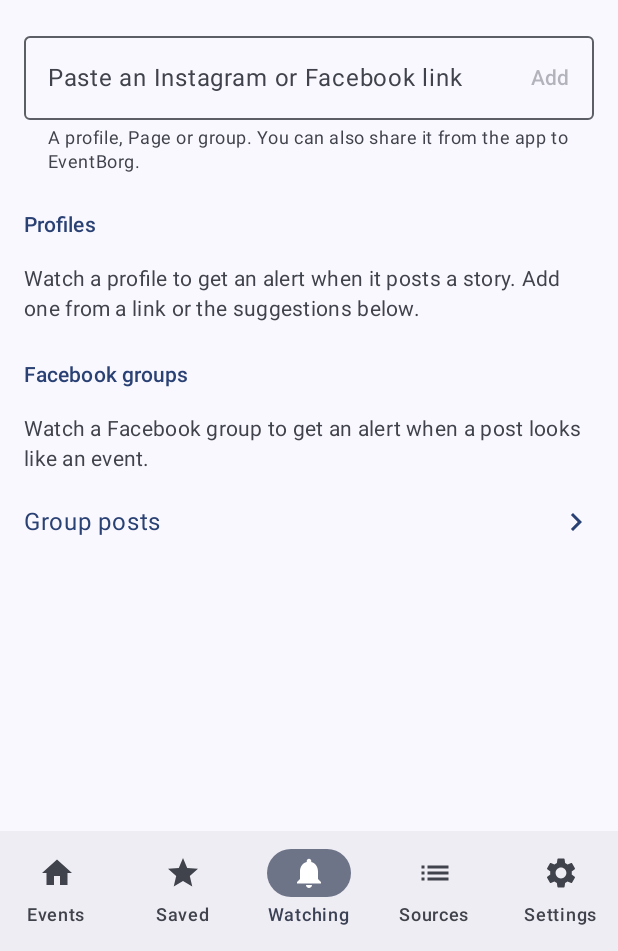
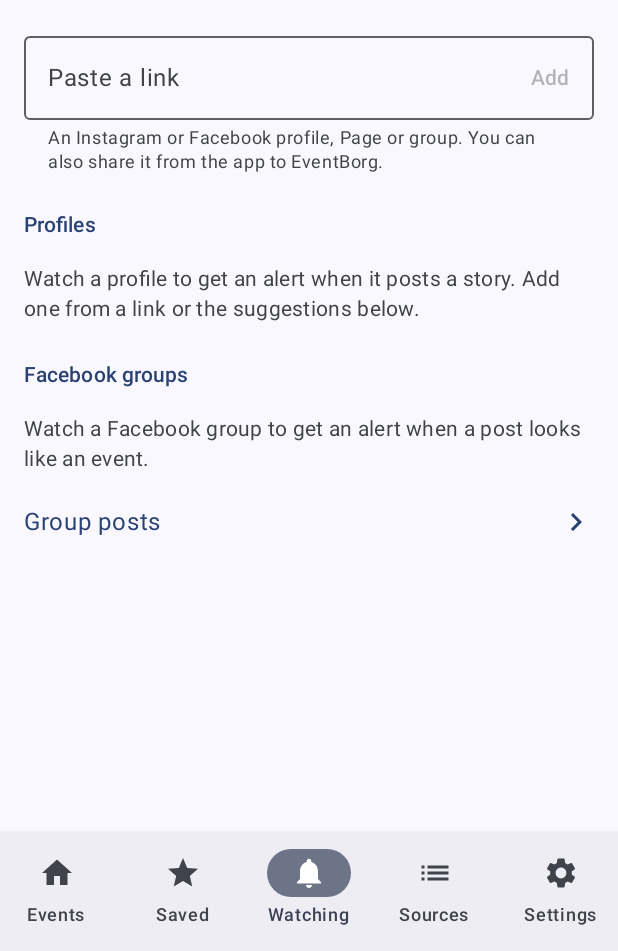
Before and after one commit to sicko-moud/EventBorg, an Android app built with Jetpack Compose: the screen it shows after launch (MainActivity), item 3 of the bottom bar chosen, on a phone screen of 412 x 824 dp, the part 285-1236 px from its top. Run offline under Robolectric (Android 15) with nearby library versions, the phone set to English and light mode, and no system bars; network calls fail; pictures from the network do not load.

Commit message:
Keep feed top item stable, auto-size tab labels, shorter paste label [smoke]
Co-Authored-By: Claude Opus 5.5 <noreply@anthropic.com>

```diff
--- a/android/app/src/main/java/app/eventborg/ui/AppNav.kt
+++ b/android/app/src/main/java/app/eventborg/ui/AppNav.kt
@@ -13,14 +13,17 @@ import androidx.compose.material3.Icon
 import androidx.compose.material3.NavigationBar
 import androidx.compose.material3.NavigationBarItem
 import androidx.compose.material3.Scaffold
-import androidx.compose.material3.Text
 import androidx.compose.runtime.Composable
 import androidx.compose.runtime.LaunchedEffect
 import androidx.compose.runtime.getValue
 import androidx.compose.ui.Modifier
 import androidx.compose.ui.graphics.vector.ImageVector
 import androidx.compose.ui.res.stringResource
-import androidx.compose.ui.text.style.TextOverflow
+import androidx.compose.foundation.text.BasicText
+import androidx.compose.foundation.text.TextAutoSize
+import androidx.compose.material3.LocalContentColor
+import androidx.compose.material3.LocalTextStyle
+import androidx.compose.ui.unit.sp
 import androidx.lifecycle.compose.collectAsStateWithLifecycle
 import androidx.navigation.NavDestination.Companion.hasRoute
 import androidx.navigation.NavDestination.Companion.hierarchy
@@ -96,7 +99,14 @@ fun AppNav(links: MutableStateFlow<Any?>) {
                             selected = dest?.hierarchy?.any { it.hasRoute(t.cls) } == true,
                             onClick = { nav.tab(t.route) },
                             icon = { Icon(t.icon, contentDescription = null) },
-                            label = { Text(stringResource(t.label), maxLines = 1, overflow = TextOverflow.Ellipsis) },
+                            label = {
+                                BasicText(
+                                    stringResource(t.label),
+                                    style = LocalTextStyle.current.copy(color = LocalContentColor.current),
+                                    maxLines = 1,
+                                    autoSize = TextAutoSize.StepBased(minFontSize = 9.sp, maxFontSize = 12.sp, stepSize = 0.5.sp),
+                                )
+                            },
                         )
                     }
                 }
--- a/android/app/src/main/java/app/eventborg/ui/FeedScreen.kt
+++ b/android/app/src/main/java/app/eventborg/ui/FeedScreen.kt
@@ -124,8 +124,10 @@ fun FeedScreen(open: (String) -> Unit) {
             modifier = Modifier.padding(pad).fillMaxSize(),
         ) {
             LazyColumn(Modifier.fillMaxSize(), contentPadding = PaddingValues(bottom = 16.dp)) {
+                // Always present (possibly empty): an item inserted above the first visible one later would open off-screen.
+                item("top") {
+                    Column {
                         if (strip.isNotEmpty()) {
-                    item("stories") {
                             StoryStrip(
                                 strip,
                                 onOpen = { s ->
@@ -138,8 +140,9 @@ fun FeedScreen(open: (String) -> Unit) {
                                 },
                             )
                         }
+                        if (askNotify) NotifyAsk { g.prefs.setNotifAsked() }
                     }
-                if (askNotify) item("ask") { NotifyAsk { g.prefs.setNotifAsked() } }
+                }
                 item("quick") { QuickChips(f, prefs.studentsFirst) { g.prefs.setFilter(it) } }
                 val problem = status.problem
                 if (problem != null && data.events.isNotEmpty()) {
--- a/android/app/src/main/res/values/strings_social.xml
+++ b/android/app/src/main/res/values/strings_social.xml
@@ -36,8 +36,8 @@
     <string name="ask_title">Get notified about new events?</string>
     <string name="ask_body">EventBorg can tell you when new events appear and when a local venue posts a story. You choose which ones in Settings.</string>
 
-    <string name="w_paste">Paste an Instagram or Facebook link</string>
-    <string name="w_paste_hint">A profile, Page or group. You can also share it from the app to EventBorg.</string>
+    <string name="w_paste">Paste a link</string>
+    <string name="w_paste_hint">An Instagram or Facebook profile, Page or group. You can also share it from the app to EventBorg.</string>
     <string name="w_bad_link">That isn\'t an Instagram/Facebook profile, Page or group link.</string>
     <string name="w_profiles">Profiles</string>
     <string name="w_profiles_empty">Watch a profile to get an alert when it posts a story. Add one from a link or the suggestions below.</string>
```
Also changed, not shown: 3 other files. Lines whose indentation alone changed are shown as unchanged.
